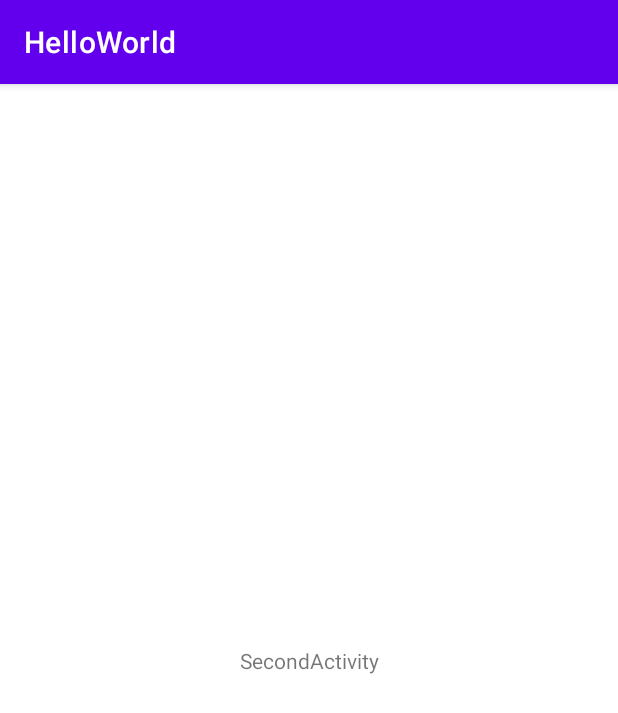
After one commit to Shelter1024/TempProject, an Android app: the SecondActivity screen opened directly, with no data from a screen before it, on a phone screen of 412 x 824 dp. The commit adds this screen. Shown: the top 713 px of the screen. Run offline under Robolectric (Android 15) with nearby library versions, the phone set to English and light mode, and no system bars.

Commit message:
start SecondActivity

```diff
--- a/app/src/main/AndroidManifest.xml
+++ b/app/src/main/AndroidManifest.xml
@@ -9,6 +9,7 @@
         android:roundIcon="@mipmap/ic_launcher_round"
         android:supportsRtl="true"
         android:theme="@style/Theme.HelloWorld">
+        <activity android:name=".SecondActivity"></activity>
         <activity android:name=".MainActivity">
             <intent-filter>
                 <action android:name="android.intent.action.MAIN" />
--- /dev/null
+++ b/app/src/main/java/com/example/helloworld/SecondActivity.java
@@ -0,0 +1,14 @@
+package com.example.helloworld;
+
+import androidx.appcompat.app.AppCompatActivity;
+
+import android.os.Bundle;
+
+public class SecondActivity extends AppCompatActivity {
+
+    @Override
+    protected void onCreate(Bundle savedInstanceState) {
+        super.onCreate(savedInstanceState);
+        setContentView(R.layout.activity_second);
+    }
+}
--- /dev/null
+++ b/app/src/main/res/layout/activity_second.xml
@@ -0,0 +1,18 @@
+<?xml version="1.0" encoding="utf-8"?>
+<androidx.constraintlayout.widget.ConstraintLayout xmlns:android="http://schemas.android.com/apk/res/android"
+    xmlns:app="http://schemas.android.com/apk/res-auto"
+    xmlns:tools="http://schemas.android.com/tools"
+    android:layout_width="match_parent"
+    android:layout_height="match_parent"
+    tools:context=".SecondActivity">
+
+    <TextView
+        android:layout_width="wrap_content"
+        android:layout_height="wrap_content"
+        android:text="SecondActivity"
+        app:layout_constraintBottom_toBottomOf="parent"
+        app:layout_constraintLeft_toLeftOf="parent"
+        app:layout_constraintRight_toRightOf="parent"
+        app:layout_constraintTop_toTopOf="parent" />
+
+</androidx.constraintlayout.widget.ConstraintLayout>
```
Also changed, not shown: app/src/main/java/com/example/helloworld/MainActivity.java (+11 -0 lines), app/src/main/res/layout/activity_main.xml (+23 -0 lines).
